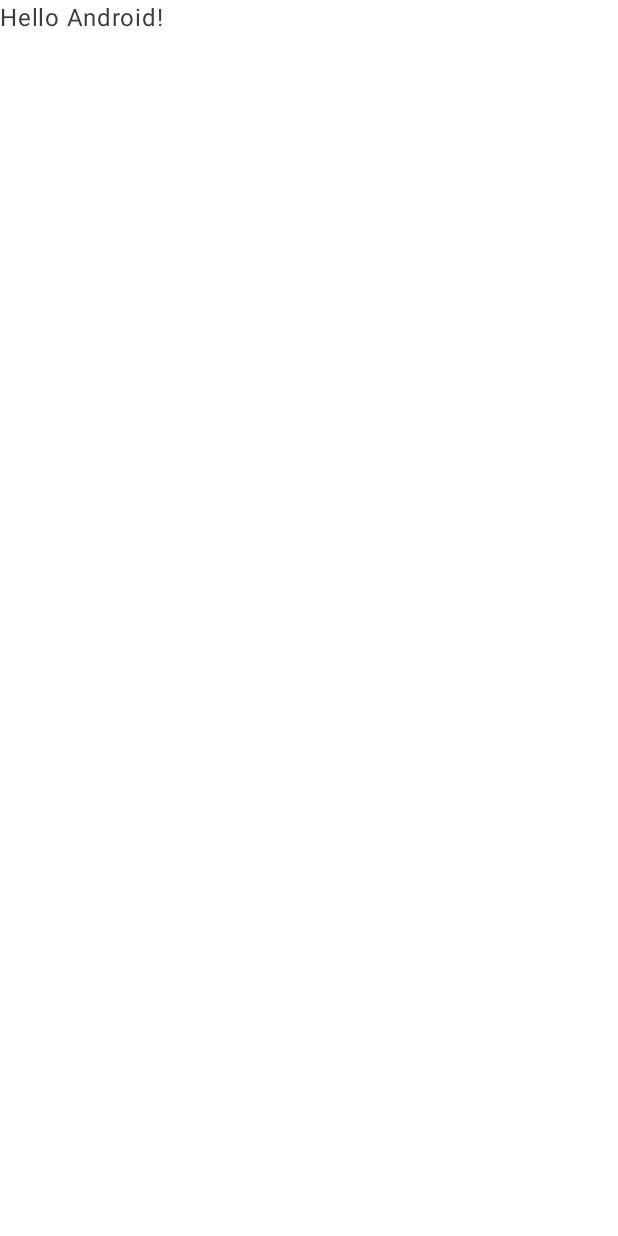
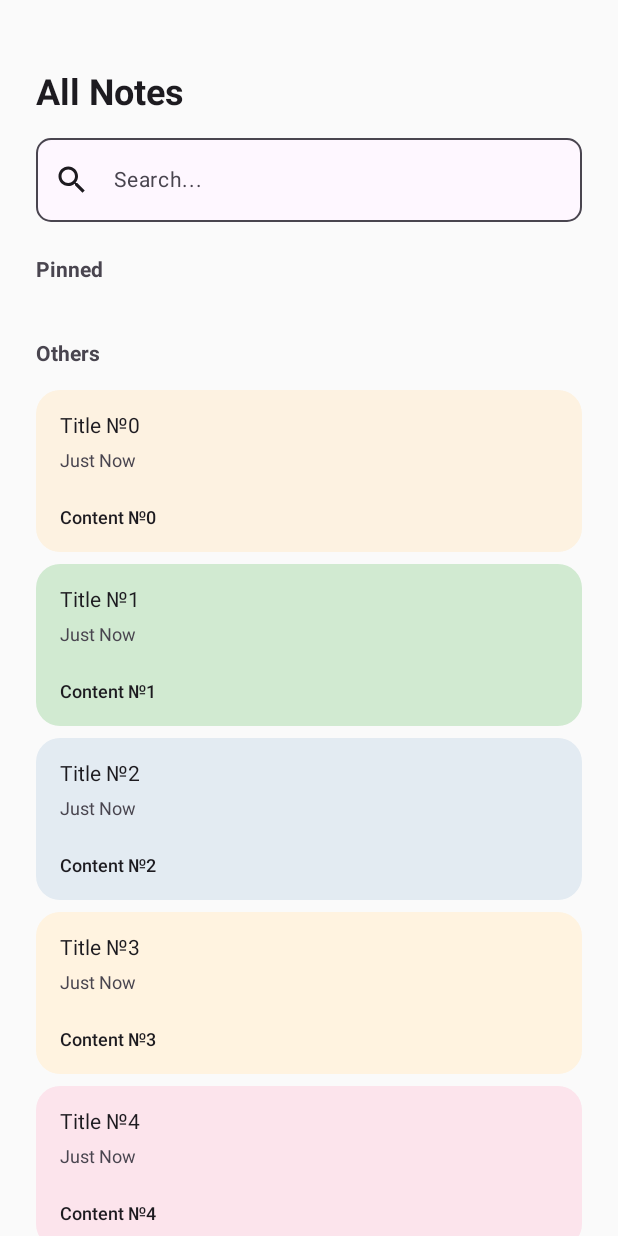
Before and after one commit to Yerassyl1234/NotesApp, an Android app built with Jetpack Compose: the screen it shows after launch (MainActivity), on a phone screen of 412 x 824 dp. Before the commit the screen is almost empty. Run offline under Robolectric (Android 15) with nearby library versions, the phone set to English and light mode, and no system bars.

Commit message:
functional finished

```diff
--- a/app/build.gradle.kts
+++ b/app/build.gradle.kts
@@ -5,12 +5,12 @@ plugins {
 
 android {
     namespace = "com.example.notesapp"
-    compileSdk = 34
+    compileSdk = 35
 
     defaultConfig {
         applicationId = "com.example.notesapp"
         minSdk = 24
-        targetSdk = 34
+        targetSdk = 35
         versionCode = 1
         versionName = "1.0"
 
@@ -42,7 +42,7 @@ android {
     }
 
     composeOptions {
-        kotlinCompilerExtensionVersion = "1.5.1"
+        kotlinCompilerExtensionVersion = "1.5.14"
     }
 
     packaging {
--- a/app/src/main/java/com/example/notesapp/data/NotesRepositoryImpl.kt
+++ b/app/src/main/java/com/example/notesapp/data/NotesRepositoryImpl.kt
@@ -10,41 +10,46 @@ import kotlinx.coroutines.flow.update
 
 object NotesRepositoryImpl : NotesRepository {
 
-    private val notesListFlow= MutableStateFlow<List<Note>>(listOf())
+    private val notesListFlow = MutableStateFlow<List<Note>>(listOf())
 
-    override fun addNote(title:String, content:String) {
-        notesListFlow.update { oldList->
-            val note=Note(
-                id=oldList.size,
-                title=title,
-                content=content,
-                updatedAt = System.currentTimeMillis(),
-                isPinned = false
+    override suspend fun addNote(
+        title: String,
+        content: String,
+        isPinned: Boolean,
+        updatedAt: Long
+    ) {
+        notesListFlow.update { oldList ->
+            val note = Note(
+                id = oldList.size,
+                title = title,
+                content = content,
+                updatedAt = updatedAt,
+                isPinned = isPinned
             )
             oldList + note
         }
     }
 
-    override fun deleteNote(noteId: Int) {
-        notesListFlow.update {oldList->
+    override suspend fun deleteNote(noteId: Int) {
+        notesListFlow.update { oldList ->
             oldList.toMutableList().apply {
-                removeIf{
-                    it.id==noteId
+                removeIf {
+                    it.id == noteId
                 }
             }
 
         }
     }
 
-    override fun editNote(note: Note) {
-        notesListFlow.update {
-            oldList->oldList.map {
-                if(it.id==note.id){
+    override suspend fun editNote(note: Note) {
+        notesListFlow.update { oldList ->
+            oldList.map {
+                if (it.id == note.id) {
                     note
-                }else{
+                } else {
                     it
                 }
-        }
+            }
         }
     }
 
@@ -52,27 +57,27 @@ object NotesRepositoryImpl : NotesRepository {
         return notesListFlow.asStateFlow()
     }
 
-    override fun getNote(noteId: Int): Note {
-        return notesListFlow.value.first { it.id==noteId }
+    override suspend fun getNote(noteId: Int): Note {
+        return notesListFlow.value.first { it.id == noteId }
     }
 
     override fun searchNote(query: String): Flow<List<Note>> {
-        return notesListFlow.map {
-            currentList-> currentList.filter {
+        return notesListFlow.map { currentList ->
+            currentList.filter {
                 it.title.contains(query) || it.content.contains(query)
-        }
+            }
         }
     }
 
-    override fun switchPinnedStatus(noteId: Int) {
-        notesListFlow.update {
-                oldList->oldList.map {
-            if(it.id==noteId){
-                it.copy(isPinned =!it.isPinned )
-            }else{
-                it
+    override suspend fun switchPinnedStatus(noteId: Int) {
+        notesListFlow.update { oldList ->
+            oldList.map {
+                if (it.id == noteId) {
+                    it.copy(isPinned = !it.isPinned)
+                } else {
+                    it
+                }
             }
-        }
         }
     }
 }
--- a/app/src/main/java/com/example/notesapp/domain/AddNoteUseCase.kt
+++ b/app/src/main/java/com/example/notesapp/domain/AddNoteUseCase.kt
@@ -5,6 +5,10 @@ class AddNoteUseCase(
 )
 {
 
-    operator fun invoke(title:String, content:String){
-        repository.addNote(title,content)
+    suspend operator fun invoke(title:String, content:String){
+        repository.addNote(
+            title=title,
+            content=content,
+            isPinned=false,
+            updatedAt=System.currentTimeMillis())
 }}
--- a/app/src/main/java/com/example/notesapp/domain/DeleteNoteUseCase.kt
+++ b/app/src/main/java/com/example/notesapp/domain/DeleteNoteUseCase.kt
@@ -4,7 +4,7 @@ package com.example.notesapp.domain
 class DeleteNoteUseCase(
     private val repository: NotesRepository
 ) {
-    operator fun invoke(noteId: Int) {
+    suspend operator fun invoke(noteId: Int) {
         repository.deleteNote(noteId=noteId)
     }
 }
--- a/app/src/main/java/com/example/notesapp/domain/EditNoteUseCase.kt
+++ b/app/src/main/java/com/example/notesapp/domain/EditNoteUseCase.kt
@@ -3,7 +3,7 @@ package com.example.notesapp.domain
 class EditNoteUseCase(
     private val repository: NotesRepository
 ) {
-    operator fun invoke(note: Note) {
-        repository.editNote(note)
+    suspend operator fun invoke(note: Note) {
+        repository.editNote(note.copy(updatedAt = System.currentTimeMillis()))
     }
 }
--- a/app/src/main/java/com/example/notesapp/domain/GetNoteUseCase.kt
+++ b/app/src/main/java/com/example/notesapp/domain/GetNoteUseCase.kt
@@ -3,7 +3,7 @@ package com.example.notesapp.domain
 class GetNoteUseCase(
     private val repository: NotesRepository
 ) {
-    operator fun invoke(noteId: Int):Note {
+    suspend operator fun invoke(noteId: Int):Note {
         return repository.getNote(noteId)
     }
 }
--- a/app/src/main/java/com/example/notesapp/domain/NotesRepository.kt
+++ b/app/src/main/java/com/example/notesapp/domain/NotesRepository.kt
@@ -4,11 +4,11 @@ import kotlinx.coroutines.flow.Flow
 
 interface NotesRepository {
 
-    fun addNote(title:String, content:String)
-    fun deleteNote(noteId:Int)
-    fun editNote(note: Note)
+    suspend fun addNote(title:String, content:String, isPinned: Boolean, updatedAt: Long)
+    suspend fun deleteNote(noteId:Int)
+    suspend fun editNote(note: Note)
     fun getAllNotes(): Flow<List<Note>>
-    fun getNote(noteId: Int):Note
+    suspend fun getNote(noteId: Int):Note
     fun searchNote(query:String):Flow<List<Note>>
-    fun switchPinnedStatus(noteId: Int)
+    suspend fun switchPinnedStatus(noteId: Int)
 }
--- a/app/src/main/java/com/example/notesapp/domain/SwitchPinnedStatusUseCase.kt
+++ b/app/src/main/java/com/example/notesapp/domain/SwitchPinnedStatusUseCase.kt
@@ -5,7 +5,7 @@ import android.adservices.adid.AdId
 class SwitchPinnedStatusUseCase(
     private val repository: NotesRepository
 ) {
-    operator fun invoke(noteId: Int) {
+    suspend operator fun invoke(noteId: Int) {
         return repository.switchPinnedStatus(noteId)
     }
 }
--- a/app/src/main/java/com/example/notesapp/presentation/MainActivity.kt
+++ b/app/src/main/java/com/example/notesapp/presentation/MainActivity.kt
@@ -11,6 +11,7 @@ import androidx.compose.material3.Text
 import androidx.compose.runtime.Composable
 import androidx.compose.ui.Modifier
 import androidx.compose.ui.tooling.preview.Preview
+import com.example.notesapp.presentation.screens.notes.NotesScreen
 import com.example.notesapp.presentation.ui.theme.NotesAppTheme
 
 class MainActivity : ComponentActivity() {
@@ -18,30 +19,7 @@ class MainActivity : ComponentActivity() {
         super.onCreate(savedInstanceState)
         enableEdgeToEdge()
         setContent {
-            NotesAppTheme {
-                Scaffold(modifier = Modifier.fillMaxSize()) { innerPadding ->
-                    Greeting(
-                        name = "Android",
-                        modifier = Modifier.padding(innerPadding)
-                    )
-                }
-            }
+            NotesScreen()
         }
     }
 }
-
-@Composable
-fun Greeting(name: String, modifier: Modifier = Modifier) {
-    Text(
-        text = "Hello $name!",
-        modifier = modifier
-    )
-}
-
-@Preview(showBackground = true)
-@Composable
-fun GreetingPreview() {
-    NotesAppTheme {
-        Greeting("Android")
-    }
-}
--- a/app/src/main/java/com/example/notesapp/presentation/screens/notes/NotesScreen.kt
+++ b/app/src/main/java/com/example/notesapp/presentation/screens/notes/NotesScreen.kt
@@ -2,41 +2,35 @@
 
 package com.example.notesapp.presentation.screens.notes
 
-import android.graphics.Color
 import androidx.compose.foundation.ExperimentalFoundationApi
 import androidx.compose.foundation.background
-import androidx.compose.foundation.clickable
+import androidx.compose.foundation.border
 import androidx.compose.foundation.combinedClickable
-import androidx.compose.foundation.layout.Arrangement
-import androidx.compose.foundation.layout.Column
-import androidx.compose.foundation.layout.fillMaxWidth
-import androidx.compose.foundation.layout.padding
+import androidx.compose.foundation.layout.*
 import androidx.compose.foundation.lazy.LazyColumn
 import androidx.compose.foundation.lazy.LazyRow
 import androidx.compose.foundation.lazy.items
+import androidx.compose.foundation.lazy.itemsIndexed
 import androidx.compose.foundation.shape.RoundedCornerShape
 import androidx.compose.material.icons.Icons
 import androidx.compose.material.icons.filled.Search
-import androidx.compose.material3.AlertDialogDefaults.shape
-import androidx.compose.material3.Icon
-import androidx.compose.material3.MaterialTheme
-import androidx.compose.material3.SearchBar
-import androidx.compose.material3.Text
-import androidx.compose.material3.TextField
+import androidx.compose.material3.*
 import androidx.compose.runtime.Composable
 import androidx.compose.runtime.collectAsState
 import androidx.compose.runtime.getValue
 import androidx.compose.ui.Modifier
 import androidx.compose.ui.draw.clip
+import androidx.compose.ui.graphics.Color
 import androidx.compose.ui.text.font.FontWeight
+import androidx.compose.ui.text.style.TextOverflow
 import androidx.compose.ui.unit.dp
 import androidx.compose.ui.unit.sp
 import androidx.lifecycle.viewmodel.compose.viewModel
-
-
 import com.example.notesapp.domain.Note
+import com.example.notesapp.presentation.ui.theme.OtherNotesColors
+import com.example.notesapp.presentation.ui.theme.PinnedNotesColors
 import com.example.notesapp.presentation.ui.theme.Yellow200
-
+import com.example.notesapp.presentation.utils.DateFormatter
 
 @Composable
 fun NotesScreen(
@@ -47,66 +41,75 @@ fun NotesScreen(
 
     LazyColumn(
         modifier = modifier.padding(top = 48.dp),
-        verticalArrangement = Arrangement.spacedBy(8.dp)
     ) {
         item {
-            Title(text = "All Notes")
+            Title(
+                modifier = Modifier.padding(horizontal = 24.dp),
+                text = "All Notes"
+            )
+            Spacer(Modifier.height(16.dp))
         }
         item {
-            SearchBar(query = state.query,
+            SearchBar(
+                modifier = Modifier.padding(horizontal = 24.dp),
+                query = state.query,
                 onQueryChange = {
                     viewModel.processCommand(NotesCommand.InputSearchQuery(it))
-                })
                 }
-        item{
-            Subtitle(text = "Pinned")
+            )
+            Spacer(Modifier.height(24.dp))
+        }
+        item {
+            Subtitle(
+                modifier = Modifier.padding(horizontal = 24.dp),
+                text = "Pinned"
+            )
+            Spacer(Modifier.height(16.dp))
         }
         item {
             LazyRow(
                 modifier = Modifier.fillMaxWidth(),
-                horizontalArrangement = Arrangement.spacedBy(8.dp)
+                horizontalArrangement = Arrangement.spacedBy(8.dp),
+                contentPadding = PaddingValues(horizontal = 24.dp)
             ) {
-                items(
+                itemsIndexed(
                     items = state.pinnedNotes,
-                    key = { it.id }
-                ) { note ->
+                    key = { _, note -> note.id }
+                ) { index, note ->
                     NoteCard(
+                        Modifier.widthIn(max=160.dp),
                         note = note,
-                        onNoteClick = {
-                            viewModel.processCommand(NotesCommand.EditNote(it))
-                        },
-                        onDoubleClick = {
-                            viewModel.processCommand(NotesCommand.DeleteNote(it.id))
-                        },
-                        onLongClick = {
-                            viewModel.processCommand(NotesCommand.SwitchPinnedStatus(note.id))
-                        },
-                        backgroundColor = Yellow200
+                        onNoteClick = { viewModel.processCommand(NotesCommand.EditNote(it)) },
+                        onDoubleClick = { viewModel.processCommand(NotesCommand.DeleteNote(it.id)) },
+                        onLongClick = { viewModel.processCommand(NotesCommand.SwitchPinnedStatus(note.id)) },
+                        backgroundColor = PinnedNotesColors[index % PinnedNotesColors.size]
                     )
                 }
             }
+            Spacer(Modifier.height(24.dp))
         }
-        item{
-            Subtitle(text="Others")}
-
-        items(
+        item {
+            Subtitle(
+                modifier = Modifier.padding(horizontal = 24.dp),
+                text = "Others"
+            )
+            Spacer(Modifier.height(16.dp))
+        }
+        itemsIndexed(
             items = state.otherNotes,
-            key = { it.id }
-        ) { note ->
+            key = { _, note -> note.id }
+        ) { index, note ->
             NoteCard(
-                modifier=modifier.fillMaxWidth(),
+                modifier = Modifier
+                    .fillMaxWidth()
+                    .padding(horizontal = 24.dp),
                 note = note,
-                onNoteClick = {
-                    viewModel.processCommand(NotesCommand.EditNote(it))
-                },
-                onDoubleClick = {
-                    viewModel.processCommand(NotesCommand.DeleteNote(it.id))
-                },
-                onLongClick = {
-                    viewModel.processCommand(NotesCommand.SwitchPinnedStatus(note.id))
-                },
-                backgroundColor = Yellow200
+                backgroundColor = OtherNotesColors[index % OtherNotesColors.size],
+                onNoteClick = { viewModel.processCommand(NotesCommand.EditNote(it)) },
+                onDoubleClick = { viewModel.processCommand(NotesCommand.DeleteNote(it.id)) },
+                onLongClick = { viewModel.processCommand(NotesCommand.SwitchPinnedStatus(note.id)) }
             )
+            Spacer(Modifier.height(8.dp))
         }
     }
 }
@@ -132,7 +135,13 @@ private fun SearchBar(
     onQueryChange: (String) -> Unit
 ) {
     TextField(
-        modifier = modifier.fillMaxWidth(),
+        modifier = modifier
+            .fillMaxWidth()
+            .border(
+                width = 1.dp,
+                color = MaterialTheme.colorScheme.onSurfaceVariant,
+                shape = RoundedCornerShape(10.dp)
+            ),
         value = query,
         onValueChange = onQueryChange,
         placeholder = {
@@ -142,15 +151,21 @@ private fun SearchBar(
                 color = MaterialTheme.colorScheme.onSurfaceVariant
             )
         },
+        colors = TextFieldDefaults.colors(
+            focusedContainerColor = MaterialTheme.colorScheme.surface,
+            unfocusedContainerColor = MaterialTheme.colorScheme.surface,
+            focusedIndicatorColor = Color.Transparent,
+            unfocusedIndicatorColor = Color.Transparent,
+        ),
         leadingIcon = {
             Icon(
                 imageVector = Icons.Default.Search,
-                contentDescription = "Search Notes"
+                contentDescription = "Search Notes",
+                tint = MaterialTheme.colorScheme.onSurface
             )
         },
         shape = RoundedCornerShape(10.dp)
     )
-
 }
 
 @Composable
@@ -159,7 +174,8 @@ private fun Subtitle(
     text: String
 ) {
     Text(
-        modifier = modifier, text = text,
+        modifier = modifier,
+        text = text,
         color = MaterialTheme.colorScheme.onSurfaceVariant,
         fontWeight = FontWeight.Bold,
         fontSize = 14.sp
@@ -170,42 +186,42 @@ private fun Subtitle(
 private fun NoteCard(
     modifier: Modifier = Modifier,
     note: Note,
-    backgroundColor: androidx.compose.ui.graphics.Color,
+    backgroundColor: Color,
     onNoteClick: (Note) -> Unit,
     onLongClick: (Note) -> Unit,
     onDoubleClick: (Note) -> Unit
-
 ) {
     Column(
         modifier = modifier
             .clip(RoundedCornerShape(16.dp))
             .background(backgroundColor)
             .combinedClickable(
-                onClick = {
-                    onNoteClick(note)
-                },
-                onLongClick = {
-                    onLongClick(note)
-                },
-                onDoubleClick = {
-                    onDoubleClick(note)
-                }
-            )) {
-
-    }
+                onClick = { onNoteClick(note) },
+                onLongClick = { onLongClick(note) },
+                onDoubleClick = { onDoubleClick(note) }
+            )
+            .padding(16.dp)
+    ) {
         Text(
             text = note.title,
             fontSize = 14.sp,
-        color = MaterialTheme.colorScheme.onSurface
+            maxLines = 1,
+            color = MaterialTheme.colorScheme.onSurface,
+            overflow = TextOverflow.Ellipsis
         )
+        Spacer(modifier = Modifier.height(8.dp))
         Text(
-        text = note.updatedAt.toString(),
+            text = DateFormatter.formatDateToString(note.updatedAt),
             fontSize = 12.sp,
             color = MaterialTheme.colorScheme.onSurfaceVariant
         )
+        Spacer(modifier = Modifier.height(24.dp))
         Text(
             text = note.content,
             fontSize = 12.sp,
+            maxLines = 3,
             color = MaterialTheme.colorScheme.onSurface,
             fontWeight = FontWeight.Medium
-    )}
+        )
+    }
+}
--- a/app/src/main/java/com/example/notesapp/presentation/screens/notes/NotesViewModel.kt
+++ b/app/src/main/java/com/example/notesapp/presentation/screens/notes/NotesViewModel.kt
@@ -6,6 +6,7 @@ import androidx.activity.result.contract.ActivityResultContracts.PickVisualMedia
 import androidx.compose.material3.SearchBar
 import androidx.constraintlayout.helper.widget.Flow
 import androidx.lifecycle.ViewModel
+import androidx.lifecycle.viewModelScope
 import com.example.notesapp.data.NotesRepositoryImpl
 import com.example.notesapp.domain.AddNoteUseCase
 import com.example.notesapp.domain.DeleteNoteUseCase
@@ -17,6 +18,7 @@ import com.example.notesapp.domain.SearchNotesUseCase
 import com.example.notesapp.domain.SwitchPinnedStatusUseCase
 import kotlinx.coroutines.CoroutineScope
 import kotlinx.coroutines.Dispatchers
+import kotlinx.coroutines.cancel
 import kotlinx.coroutines.flow.MutableStateFlow
 import kotlinx.coroutines.flow.StateFlow
 import kotlinx.coroutines.flow.asStateFlow
@@ -25,6 +27,7 @@ import kotlinx.coroutines.flow.launchIn
 import kotlinx.coroutines.flow.map
 import kotlinx.coroutines.flow.onEach
 import kotlinx.coroutines.flow.update
+import kotlinx.coroutines.launch
 
 class NotesViewModel : ViewModel() {
     private val repository: NotesRepositoryImpl = NotesRepositoryImpl
@@ -41,7 +44,7 @@ class NotesViewModel : ViewModel() {
     private val _state: MutableStateFlow<NotesScreenState> = MutableStateFlow(NotesScreenState())
     val state: StateFlow<NotesScreenState> = _state.asStateFlow()
 
-    private val scope: CoroutineScope = CoroutineScope(Dispatchers.IO)
+
 
 
     init {
@@ -62,15 +65,17 @@ class NotesViewModel : ViewModel() {
                 val otherNotes = notes.filter { !it.isPinned }
                 _state.update { it.copy(pinnedNotes = pinnedNotes, otherNotes = otherNotes) }
             }
-            .launchIn(scope)
+            .launchIn(viewModelScope)
     }
     private fun addSomeNotes(){
+        viewModelScope.launch {
         repeat(50){
             addNoteUseCase(title="Title №$it", content="Content №$it")
-        }
+        }}
     }
 
     fun processCommand(command: NotesCommand) {
+        viewModelScope.launch {
         when (command) {
             is NotesCommand.DeleteNote -> {
                 deleteNoteUseCase(command.noteId)
@@ -83,15 +88,16 @@ class NotesViewModel : ViewModel() {
             }
 
             is NotesCommand.InputSearchQuery -> {
-
+                query.value=command.query
             }
 
             is NotesCommand.SwitchPinnedStatus -> {
                 switchPinnedStatusUseCase(command.noteId)
             }
-        }
+        }}
     }
 }
+
 
 sealed interface NotesCommand {
     data class InputSearchQuery(val query: String) : NotesCommand
--- /dev/null
+++ b/app/src/main/java/com/example/notesapp/presentation/utils/DateFormatter.kt
@@ -0,0 +1,30 @@
+package com.example.notesapp.presentation.utils
+
+import java.sql.Timestamp
+import java.text.DateFormat
+import java.text.SimpleDateFormat
+import java.util.concurrent.TimeUnit
+
+object DateFormatter {
+    private val millisinHours= TimeUnit.HOURS.toMillis(1)
+    private val millisinDay= TimeUnit.DAYS.toMillis(1)
+    private val formatter   = SimpleDateFormat.getDateInstance(DateFormat.SHORT)
+
+
+    fun formatDateToString(timestamp: Long):String{
+        val now= System.currentTimeMillis()
+        val diff= now - timestamp
+
+        return when {
+            diff < millisinHours->"Just Now"
+            diff < millisinDay->{
+                val hours=TimeUnit.MICROSECONDS.toHours(diff)
+                "$hours h ago"
+            }
+
+            else->{
+                formatter.format(timestamp)
+            }
+        }
+    }
+}
--- a/build.gradle.kts
+++ b/build.gradle.kts
@@ -1,7 +1,7 @@
 // Top-level build file where you can add configuration options common to all sub-projects/modules.
 plugins {
 
-    id("com.android.application") version "8.5.0" apply false
-    id("com.android.library") version "8.5.0" apply false
+    id("com.android.application") version "8.6.0" apply false
+    id("com.android.library") version "8.6.0" apply false
     id("org.jetbrains.kotlin.android") version "1.9.24" apply false
 }
```
Also changed, not shown: gradle/wrapper/gradle-wrapper.properties. Lines whose indentation alone changed are shown as unchanged.
